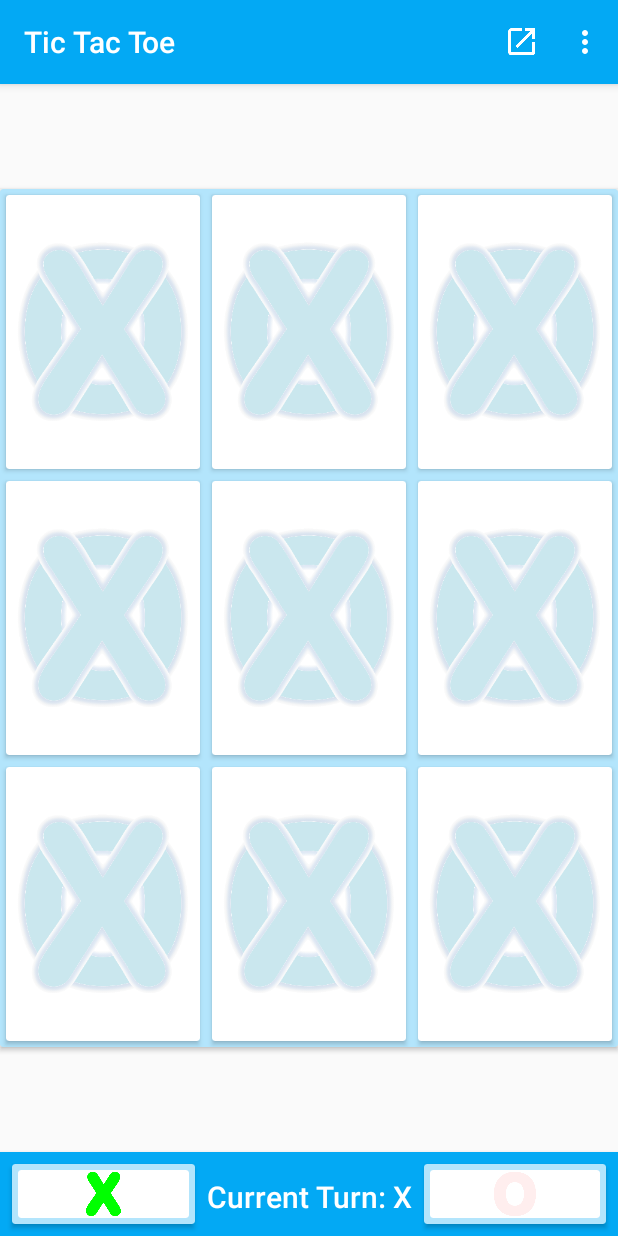
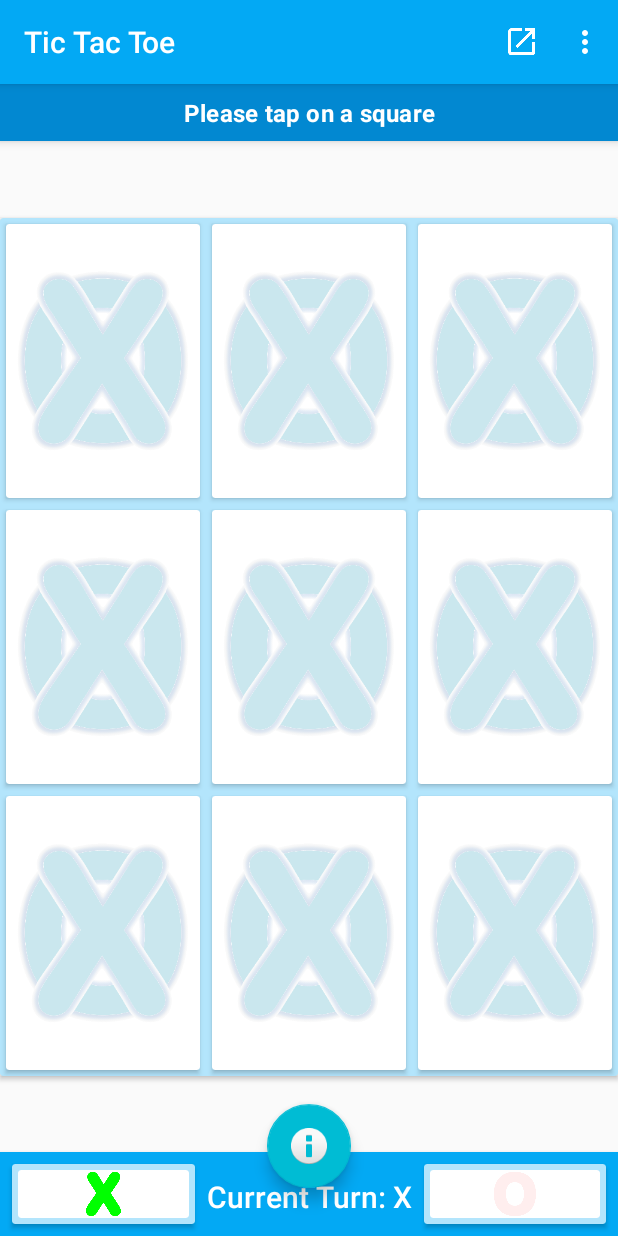
Before and after one commit to mintedtech/TicTacToe, an Android app: the screen it shows after launch (MainActivity), on a phone screen of 412 x 824 dp. Run offline under Robolectric (Android 15) with nearby library versions, the phone set to English and light mode, and no system bars.

Commit message:
Added FAB

```diff
--- a/app/build.gradle
+++ b/app/build.gradle
@@ -1,12 +1,12 @@
 apply plugin: 'com.android.application'
 
 android {
-    compileSdkVersion 29
+    compileSdkVersion 30
 
     defaultConfig {
         applicationId "com.mintedtech.tictactoe"
         minSdkVersion 15
-        targetSdkVersion 29
+        targetSdkVersion 30
         versionCode 1
         versionName "1.0"
 
@@ -22,12 +22,11 @@ android {
 }
 
 dependencies {
-    implementation fileTree(dir: 'libs', include: ['*.jar'])
-    implementation 'androidx.appcompat:appcompat:1.3.0-alpha02'
+    implementation 'androidx.appcompat:appcompat:1.2.0'
     implementation 'androidx.cardview:cardview:1.0.0'
-    implementation 'com.google.android.material:material:1.3.0-alpha02'
+    implementation 'com.google.android.material:material:1.2.1'
     implementation 'androidx.recyclerview:recyclerview:1.1.0'
     implementation 'androidx.swiperefreshlayout:swiperefreshlayout:1.1.0'
     implementation 'androidx.preference:preference:1.1.1'
-    implementation 'androidx.constraintlayout:constraintlayout:2.0.1'
+    implementation 'androidx.constraintlayout:constraintlayout:2.0.4'
 }
--- a/app/src/main/java/com/mintedtech/tic_tac_toe/MainActivity.java
+++ b/app/src/main/java/com/mintedtech/tic_tac_toe/MainActivity.java
@@ -97,12 +97,27 @@ public class MainActivity extends AppCompatActivity
 
         initializePreferences ();
 
+        setupFAB();
         // If we are starting a fresh Activity (meaning, not after rotation), then do initial setup
         if (savedInstanceState == null) {
             setupInitialSession ();
         }
         // If we're in the middle of a game then onRestoreInstanceState will restore the App's state
 
+    }
+
+    private void setupFAB ()
+    {
+        findViewById (R.id.fab).setOnClickListener (new View.OnClickListener ()
+        {
+            @Override public void onClick (View v)
+            {
+                Snackbar.make (mSbParentView,
+                               "Three in a row, column or diagonal wins!",
+                               Snackbar.LENGTH_LONG)
+                        .show ();
+            }
+        });
     }
 
     private void initGUI ()
--- a/app/src/main/res/layout/activity_main.xml
+++ b/app/src/main/res/layout/activity_main.xml
@@ -1,15 +1,19 @@
 <!-- cl_main is defined for use as the SnackBar's host View -->
 <androidx.coordinatorlayout.widget.CoordinatorLayout
+    xmlns:android="http://schemas.android.com/apk/res/android"
+    xmlns:app="http://schemas.android.com/apk/res-auto"
     android:id="@+id/cl_main"
-    xmlns:android="http://schemas.android.com/apk/res/android"
     android:layout_width="match_parent"
     android:layout_height="match_parent">
 
-    <androidx.swiperefreshlayout.widget.SwipeRefreshLayout
-        android:id="@+id/swipe_refresh"
-        android:layout_width="match_parent"
-        android:layout_height="match_parent">
+    <include layout="@layout/content_main" />
 
-        <include layout="@layout/main_include_all_items"/>
-    </androidx.swiperefreshlayout.widget.SwipeRefreshLayout>
+    <com.google.android.material.floatingactionbutton.FloatingActionButton
+        android:id="@+id/fab"
+        android:layout_width="wrap_content"
+        android:layout_height="wrap_content"
+        android:layout_margin="@dimen/activity_double_margin"
+        android:layout_gravity="bottom|center_horizontal"
+        app:srcCompat="@android:drawable/ic_dialog_info"
+        android:contentDescription="@string/information" />
 </androidx.coordinatorlayout.widget.CoordinatorLayout>
--- /dev/null
+++ b/app/src/main/res/layout/content_main.xml
@@ -0,0 +1,12 @@
+<?xml version="1.0" encoding="utf-8"?>
+
+
+<androidx.swiperefreshlayout.widget.SwipeRefreshLayout xmlns:android="http://schemas.android.com/apk/res/android"
+    xmlns:tools="http://schemas.android.com/tools"
+    android:id="@+id/swipe_refresh"
+    android:layout_width="match_parent"
+    android:layout_height="match_parent"
+    tools:showIn="@layout/activity_main">
+
+    <include layout="@layout/main_include_all_items" />
+</androidx.swiperefreshlayout.widget.SwipeRefreshLayout>
--- a/app/src/main/res/layout/main_include_all_items.xml
+++ b/app/src/main/res/layout/main_include_all_items.xml
@@ -2,23 +2,15 @@
 
 <androidx.constraintlayout.widget.ConstraintLayout
     xmlns:android="http://schemas.android.com/apk/res/android"
-    xmlns:app="http://schemas.android.com/apk/res-auto"
     xmlns:tools="http://schemas.android.com/tools"
     android:layout_width="match_parent"
     android:layout_height="match_parent"
     tools:showIn="@layout/activity_main">
 
-    <include
-        layout="@layout/main_include_rv_board"
-        android:layout_width="0dp"
-        android:layout_height="wrap_content"
-        app:layout_constraintEnd_toEndOf="parent"
-        app:layout_constraintStart_toStartOf="parent"
-        app:layout_constraintTop_toTopOf="parent"
-        app:layout_constraintBottom_toTopOf="@+id/bottom_bar"/>
+    <include layout="@layout/main_include_instruction_bar"/>
 
-    <include
-       layout="@layout/main_include_bottom_bar"
-/>
+    <include layout="@layout/main_include_rv_board" />
+
+    <include layout="@layout/main_include_bottom_bar" />
 
 </androidx.constraintlayout.widget.ConstraintLayout>
--- /dev/null
+++ b/app/src/main/res/layout/main_include_instruction_bar.xml
@@ -0,0 +1,27 @@
+<?xml version="1.0" encoding="utf-8"?>
+
+<com.google.android.material.appbar.AppBarLayout
+    xmlns:android="http://schemas.android.com/apk/res/android"
+    xmlns:app="http://schemas.android.com/apk/res-auto"
+    xmlns:tools="http://schemas.android.com/tools"
+    android:id="@+id/top_bar"
+    android:padding="@dimen/outside_margin"
+    android:layout_width="match_parent"
+    android:layout_height="wrap_content"
+    android:background="@color/colorPrimaryDark"
+    android:gravity="center"
+    app:layout_constraintStart_toStartOf="parent"
+    app:layout_constraintEnd_toEndOf="parent"
+    app:layout_constraintTop_toTopOf="parent"
+    tools:ignore="Overdraw"
+    tools:showIn="@layout/content_main">
+
+    <TextView
+        android:layout_width="match_parent"
+        android:layout_height="wrap_content"
+        android:gravity="center"
+        android:text="@string/banner_text"
+        android:textAppearance="@style/TextAppearance.MaterialComponents.Subtitle1"
+        android:textColor="@android:color/primary_text_dark"
+        android:textStyle="bold" />
+</com.google.android.material.appbar.AppBarLayout>
--- a/app/src/main/res/layout/main_include_rv_board.xml
+++ b/app/src/main/res/layout/main_include_rv_board.xml
@@ -2,8 +2,12 @@
 <androidx.cardview.widget.CardView
     xmlns:android="http://schemas.android.com/apk/res/android"
     xmlns:app="http://schemas.android.com/apk/res-auto"
-    android:layout_width="wrap_content"
+    android:layout_width="0dp"
     android:layout_height="wrap_content"
+    app:layout_constraintEnd_toEndOf="parent"
+    app:layout_constraintStart_toStartOf="parent"
+    app:layout_constraintTop_toBottomOf="@+id/top_bar"
+    app:layout_constraintBottom_toTopOf="@+id/bottom_bar"
     app:cardBackgroundColor="@color/colorBoardBackground">
 
     <include layout="@layout/main_include_rv_board_contents" />
--- a/app/src/main/res/values/dimens.xml
+++ b/app/src/main/res/values/dimens.xml
@@ -3,4 +3,5 @@
     <dimen name="outside_half_margin">4dp</dimen>
     <dimen name="outside_margin">8dp</dimen>
     <dimen name="activity_vertical_margin">16dp</dimen>
+    <dimen name="activity_double_margin">32dp</dimen>
 </resources>
--- a/app/src/main/res/values/strings.xml
+++ b/app/src/main/res/values/strings.xml
@@ -1,5 +1,6 @@
 <resources>
     <string name="app_name">Tic Tac Toe</string>
+    <string name="information">Information</string>
 
     <!-- Board and winner Choices -->
     <string name="x">X</string>
@@ -53,4 +54,5 @@
     <string name="title_computer_opponent">Computer Opponent</string>
     <string name="key_computer_starts">COMPUTER_STARTS</string>
     <string name="title_computer_starts">Computer Starts</string>
+    <string name="banner_text">Please tap on a square</string>
 </resources>
--- a/build.gradle
+++ b/build.gradle
@@ -6,7 +6,7 @@ buildscript {
         google()
     }
     dependencies {
-        classpath 'com.android.tools.build:gradle:4.0.1'
+        classpath 'com.android.tools.build:gradle:4.1.1'
 
         // NOTE: Do not place your application dependencies here; they belong
         // in the individual module build.gradle files
```
Also changed, not shown: gradle/wrapper/gradle-wrapper.properties.
